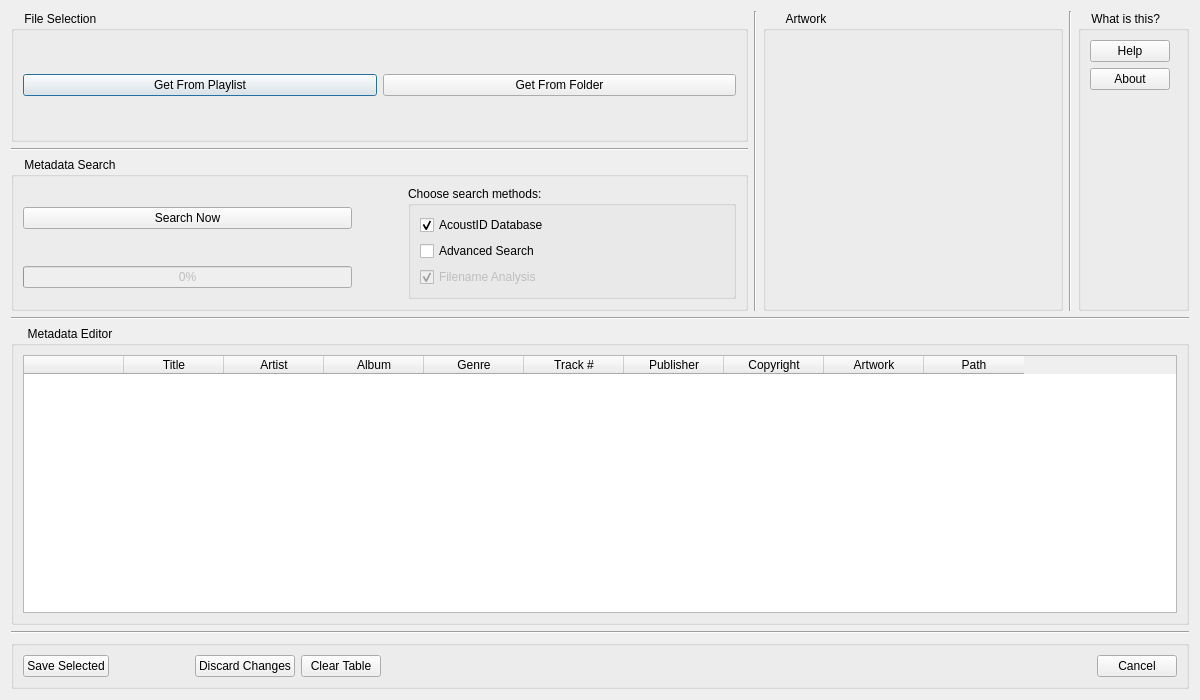
Above: modules/gui/qt/ui/extmetamanager.ui from ASantosVal/vlc before the change. Below: the same form after it.
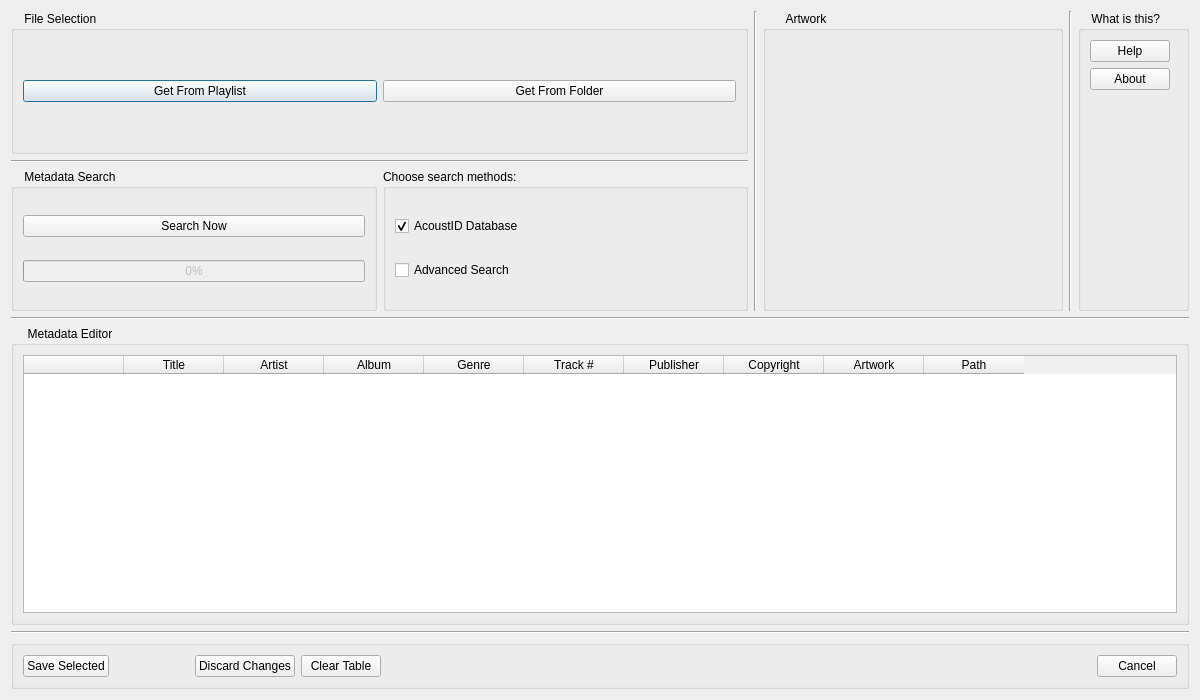
That is the form after the change.

The edit to the form file:
```diff
--- a/modules/gui/qt/ui/extmetamanager.ui
+++ b/modules/gui/qt/ui/extmetamanager.ui
@@ -20,6 +20,71 @@
    <string>Dialog</string>
   </property>
   <layout class="QGridLayout" name="gridLayout">
+   <item row="5" column="0" colspan="6">
+    <widget class="Line" name="line_4">
+     <property name="sizePolicy">
+      <sizepolicy hsizetype="Preferred" vsizetype="Fixed">
+       <horstretch>0</horstretch>
+       <verstretch>0</verstretch>
+      </sizepolicy>
+     </property>
+     <property name="orientation">
+      <enum>Qt::Horizontal</enum>
+     </property>
+    </widget>
+   </item>
+   <item row="3" column="0" colspan="6">
+    <widget class="Line" name="line">
+     <property name="orientation">
+      <enum>Qt::Horizontal</enum>
+     </property>
+    </widget>
+   </item>
+   <item row="0" column="2" rowspan="3">
+    <widget class="Line" name="line_3">
+     <property name="orientation">
+      <enum>Qt::Vertical</enum>
+     </property>
+    </widget>
+   </item>
+   <item row="2" column="1">
+    <widget class="QGroupBox" name="GroupBox_SearchMethods">
+     <property name="sizePolicy">
+      <sizepolicy hsizetype="Minimum" vsizetype="Minimum">
+       <horstretch>0</horstretch>
+       <verstretch>0</verstretch>
+      </sizepolicy>
+     </property>
+     <property name="title">
+      <string>Choose search methods:</string>
+     </property>
+     <layout class="QVBoxLayout" name="verticalLayout">
+      <item>
+       <widget class="QCheckBox" name="checkBox_acoustid">
+        <property name="text">
+         <string>AcoustID Database</string>
+        </property>
+        <property name="checked">
+         <bool>true</bool>
+        </property>
+       </widget>
+      </item>
+      <item>
+       <widget class="QCheckBox" name="checkBox_disableFastSearch">
+        <property name="acceptDrops">
+         <bool>false</bool>
+        </property>
+        <property name="text">
+         <string>Advanced Search</string>
+        </property>
+        <property name="checked">
+         <bool>false</bool>
+        </property>
+       </widget>
+      </item>
+     </layout>
+    </widget>
+   </item>
    <item row="0" column="0" colspan="2">
     <widget class="QGroupBox" name="GroupBox_FileSelection">
      <property name="title">
@@ -257,63 +322,12 @@
      </layout>
     </widget>
    </item>
-   <item row="2" column="0" colspan="2">
+   <item row="2" column="0">
     <widget class="QGroupBox" name="GroupBox_OnlineSearch">
      <property name="title">
       <string>    Metadata Search</string>
      </property>
      <layout class="QGridLayout" name="gridLayout_2">
-      <item row="0" column="2" rowspan="2">
-       <widget class="QGroupBox" name="GroupBox_SearchMethods">
-        <property name="sizePolicy">
-         <sizepolicy hsizetype="Minimum" vsizetype="Minimum">
-          <horstretch>0</horstretch>
-          <verstretch>0</verstretch>
-         </sizepolicy>
-        </property>
-        <property name="title">
-         <string>Choose search methods:</string>
-        </property>
-        <layout class="QVBoxLayout" name="verticalLayout">
-         <item>
-          <widget class="QCheckBox" name="checkBox_acoustid">
-           <property name="text">
-            <string>AcoustID Database</string>
-           </property>
-           <property name="checked">
-            <bool>true</bool>
-           </property>
-          </widget>
-         </item>
-         <item>
-          <widget class="QCheckBox" name="checkBox_disableFastSearch">
-           <property name="acceptDrops">
-            <bool>false</bool>
-           </property>
-           <property name="text">
-            <string>Advanced Search</string>
-           </property>
-           <property name="checked">
-            <bool>false</bool>
-           </property>
-          </widget>
-         </item>
-         <item>
-          <widget class="QCheckBox" name="checkBox_filenameAnalysis">
-           <property name="enabled">
-            <bool>false</bool>
-           </property>
-           <property name="text">
-            <string>Filename Analysis</string>
-           </property>
-           <property name="checked">
-            <bool>true</bool>
-           </property>
-          </widget>
-         </item>
-        </layout>
-       </widget>
-      </item>
       <item row="0" column="0">
        <widget class="QPushButton" name="pushButton_searchNow">
         <property name="text">
@@ -337,22 +351,6 @@
         </property>
        </widget>
       </item>
-      <item row="0" column="1">
-       <spacer name="horizontalSpacer_3">
-        <property name="orientation">
-         <enum>Qt::Horizontal</enum>
-        </property>
-        <property name="sizeType">
-         <enum>QSizePolicy::Fixed</enum>
-        </property>
-        <property name="sizeHint" stdset="0">
-         <size>
-          <width>50</width>
-          <height>20</height>
-         </size>
-        </property>
-       </spacer>
-      </item>
      </layout>
     </widget>
    </item>
```
Left out of the diff: 149 changed lines with no effect on the pictures.
